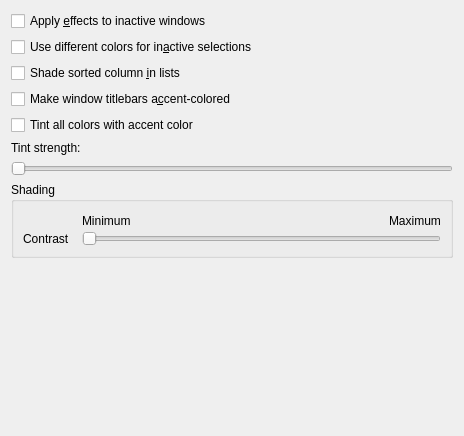
Old version of the form kcms/colors/editor/scmeditoroptions.ui in the repository KDE/plasma-workspace.
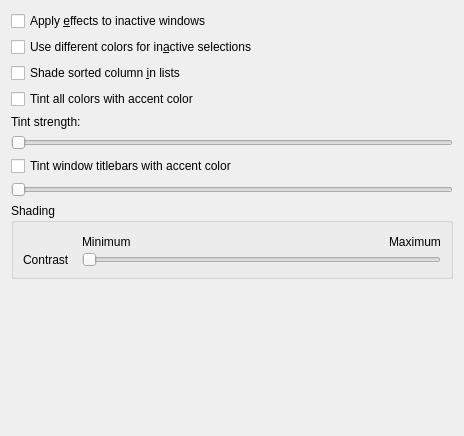
New version of the form.

Commit message: Replace "use accent color for titlebars" with "tint titlebars with accent color"

```diff
--- a/kcms/colors/editor/scmeditoroptions.ui
+++ b/kcms/colors/editor/scmeditoroptions.ui
@@ -32,13 +32,6 @@
      </property>
     </widget>
    </item>
-   <item>
-    <widget class="QCheckBox" name="accentTitlebar">
-     <property name="text">
-      <string>Make window titlebars a&amp;ccent-colored</string>
-     </property>
-    </widget>
-   </item>
    <item>
     <widget class="QCheckBox" name="tintColors">
      <property name="text">
@@ -63,6 +56,23 @@
      </property>
     </widget>
    </item>
+   <item>
+    <widget class="QCheckBox" name="accentTitlebar">
+     <property name="text">
+      <string>Tint window titlebars with accent color</string>
+     </property>
+    </widget>
+   </item>
+   <item>
+    <widget class="QSlider" name="titlebarTintStrengthSlider">
+     <property name="maximum">
+      <number>100</number>
+     </property>
+     <property name="orientation">
+      <enum>Qt::Horizontal</enum>
+     </property>
+    </widget>
+   </item>
    <item>
     <widget class="QGroupBox" name="groupBox_5">
      <property name="toolTip">
```
The commit also changes 6 other files.
